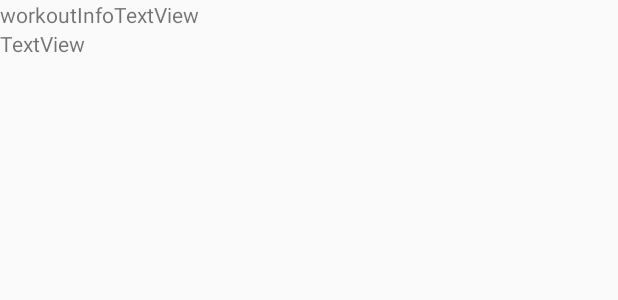
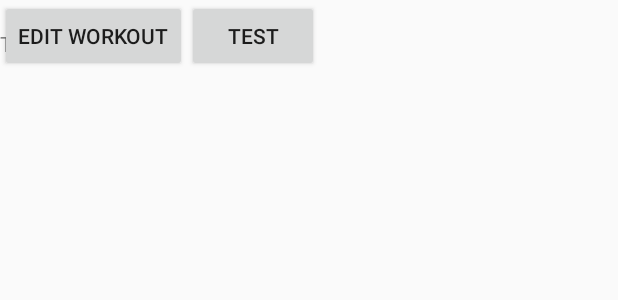
Before and after one commit to drugggi/HangboardApp, an Android app: the layout activity_workout_statistics.xml on its own in the app's theme, with its tools: preview values and no code run, on a phone screen of 412 x 824 dp. Shown: the top 300 px of the screen. Run offline under Robolectric (Android 15) with nearby library versions, the phone set to English and light mode, and no system bars.

Commit message:
Activity where you can edit your single workout info is progressing nicely.

```diff
--- a/app/src/main/AndroidManifest.xml
+++ b/app/src/main/AndroidManifest.xml
@@ -21,7 +21,8 @@
             android:name=".SettingsActivity"
             android:label="@string/title_activity_settings"
             android:theme="@style/AppTheme.NoActionBar" />
-        <activity android:name=".WorkoutStatistics"></activity>
+        <activity android:name=".WorkoutStatistics" />
+        <activity android:name=".EditWorkoutInfo"></activity>
     </application>
 
 </manifest>
--- a/app/src/main/java/com/finn/laakso/hangboardapp/WorkoutHistoryAdapter.java
+++ b/app/src/main/java/com/finn/laakso/hangboardapp/WorkoutHistoryAdapter.java
@@ -71,6 +71,8 @@ public class WorkoutHistoryAdapter extends BaseAdapter {
 
     @Override
     public View getView(int position, View convertView, ViewGroup parent) {
+        position = position + 1;
+
         View v = mInflator.inflate(R.layout.workout_history_listview,null);
         TextView boardTextView = (TextView) v.findViewById(R.id.dateTextView);
         TextView holdsTextView = (TextView) v.findViewById(R.id.hangboardTextView);
--- a/app/src/main/res/layout/activity_workout_statistics.xml
+++ b/app/src/main/res/layout/activity_workout_statistics.xml
@@ -9,36 +9,33 @@
     <ScrollView
         android:layout_width="match_parent"
         android:layout_height="0dp"
-        app:layout_constraintBottom_toTopOf="@+id/guideline2"
         app:layout_constraintLeft_toLeftOf="parent"
         app:layout_constraintRight_toRightOf="parent"
         app:layout_constraintTop_toTopOf="parent">
 
         <LinearLayout
-            android:layout_width="wrap_content"
-            android:layout_height="wrap_content"
+            android:layout_width="match_parent"
+            android:layout_height="match_parent"
             android:orientation="vertical">
 
             <TextView
                 android:id="@+id/workoutInfoTextView"
                 android:layout_width="match_parent"
                 android:layout_height="wrap_content"
-                android:text="workoutInfoTextView" />
+                android:text="workoutInfoTextView"
+                android:visibility="invisible" />
 
             <TextView
                 android:id="@+id/holdInfoTextView"
                 android:layout_width="match_parent"
                 android:layout_height="wrap_content"
-                android:text="TextView" />
+                android:text="TextView"
+                android:visibility="visible" />
+
+
         </LinearLayout>
+
     </ScrollView>
-
-    <android.support.constraint.Guideline
-        android:id="@+id/guideline2"
-        android:layout_width="wrap_content"
-        android:layout_height="wrap_content"
-        android:orientation="horizontal"
-        app:layout_constraintGuide_begin="250dp" />
 
     <ListView
         android:id="@+id/workoutHistoryListView"
@@ -48,8 +45,24 @@
         android:layout_marginEnd="8dp"
         app:layout_constraintBottom_toBottomOf="parent"
         app:layout_constraintEnd_toEndOf="parent"
-        app:layout_constraintStart_toStartOf="parent"
-        app:layout_constraintTop_toBottomOf="@+id/guideline2" >
+        app:layout_constraintStart_toStartOf="parent">
 
     </ListView>
+    <LinearLayout
+        android:layout_width="match_parent"
+        android:layout_height="match_parent"
+        android:orientation="horizontal">
+
+        <Button
+            android:id="@+id/editWorkoutButton"
+            android:layout_width="wrap_content"
+            android:layout_height="wrap_content"
+            android:text="Edit Workout" />
+
+        <Button
+            android:id="@+id/testButton"
+            android:layout_width="wrap_content"
+            android:layout_height="wrap_content"
+            android:text="test" />
+    </LinearLayout>
 </android.support.constraint.ConstraintLayout>
```
Also changed, not shown: app/src/main/java/com/finn/laakso/hangboardapp/EditWorkoutInfo.java (added, +74 -0 lines), app/src/main/java/com/finn/laakso/hangboardapp/WorkoutInfoAdapter.java (added, +62 -0 lines), app/src/main/java/com/finn/laakso/hangboardapp/WorkoutStatistics.java (+86 -4 lines), app/src/main/res/layout/activity_edit_workout_info.xml (added, +38 -0 lines), app/src/main/res/layout/single_hang_info.xml (added, +39 -0 lines).
